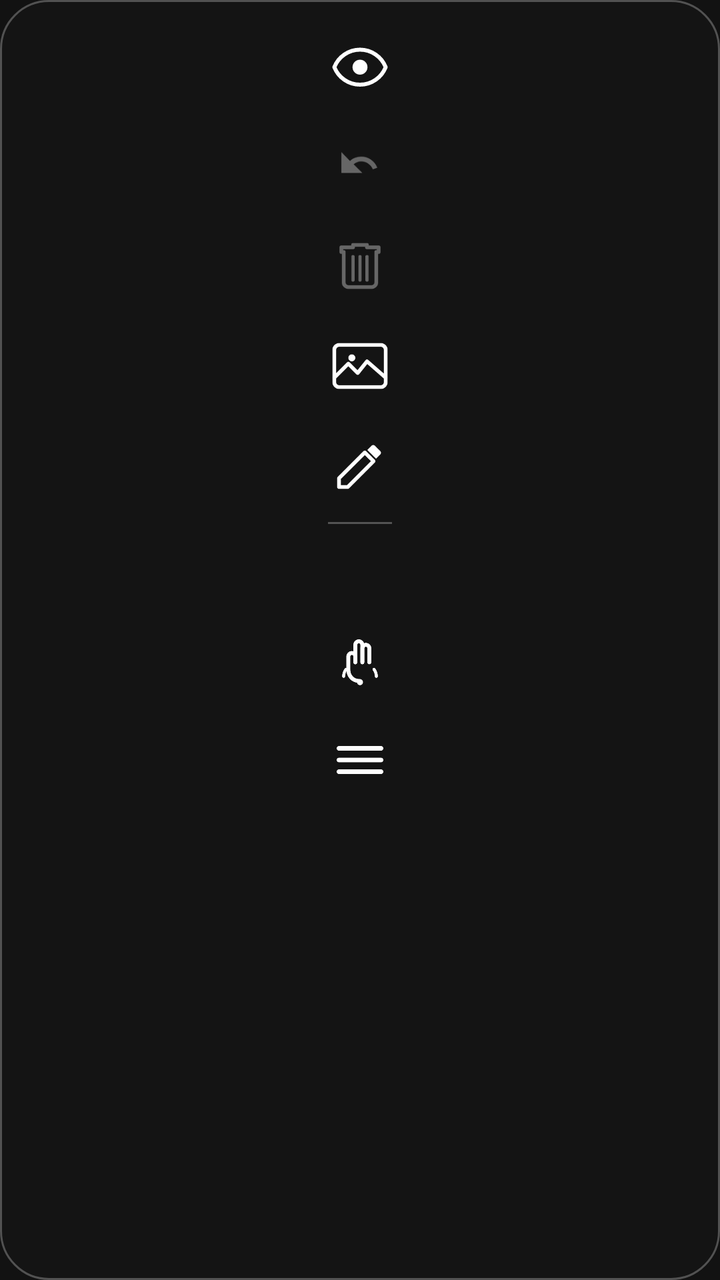
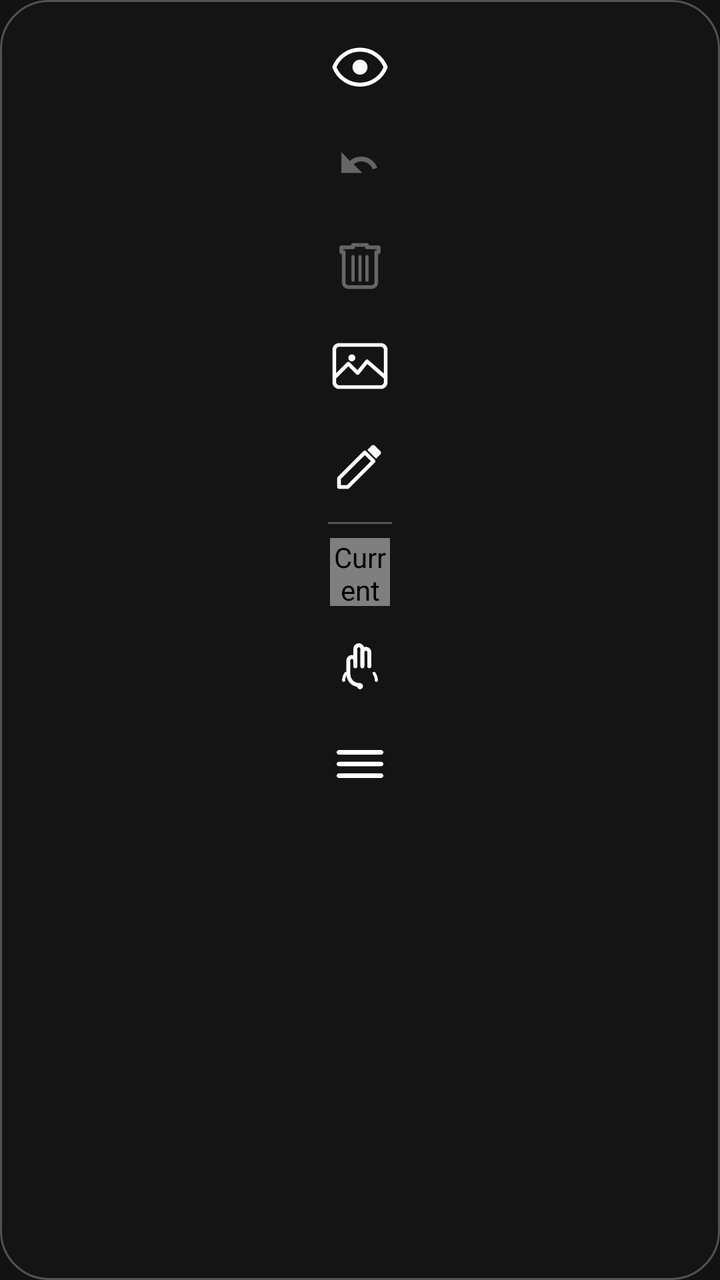

Before-and-after screenshots of an Android layout around one commit, followed by the original layout XML and the change that was made.
<!-- AndroidManifest.xml: application theme Theme.DrawAnywhere -->
<!-- res/layout/overlay_toolbar_vertical.xml -->
<?xml version="1.0" encoding="utf-8"?>
<LinearLayout
    xmlns:android="http://schemas.android.com/apk/res/android"
    android:layout_width="wrap_content"
    android:layout_height="wrap_content"
    android:orientation="vertical"
    android:gravity="center_horizontal"
    android:background="@drawable/bg_toolbar"
    android:paddingStart="4dp"
    android:paddingEnd="4dp"
    android:paddingTop="8dp"
    android:paddingBottom="8dp"
    android:elevation="8dp">

    <ImageView
        android:id="@+id/btn_hide"
        android:layout_width="50dp"
        android:layout_height="50dp"
        android:padding="11dp"
        android:src="@drawable/ic_eye"
        android:tint="@color/toolbar_icon_default"
        android:scaleType="fitCenter"
        android:background="@android:color/transparent"
        android:clickable="true"
        android:focusable="true"
        android:contentDescription="@string/cd_btn_hide" />

    <ImageView
        android:id="@+id/btn_undo"
        android:layout_width="50dp"
        android:layout_height="50dp"
        android:padding="11dp"
        android:src="@drawable/ic_undo"
        android:tint="@color/toolbar_icon_default"
        android:scaleType="fitCenter"
        android:background="@android:color/transparent"
        android:clickable="true"
        android:focusable="true"
        android:alpha="0.35"
        android:enabled="false"
        android:contentDescription="@string/cd_btn_undo" />

    <ImageView
        android:id="@+id/btn_clear"
        android:layout_width="50dp"
        android:layout_height="50dp"
        android:padding="11dp"
        android:src="@drawable/ic_trash"
        android:tint="@color/toolbar_icon_default"
        android:scaleType="fitCenter"
        android:background="@android:color/transparent"
        android:clickable="true"
        android:focusable="true"
        android:alpha="0.35"
        android:enabled="false"
        android:contentDescription="@string/cd_btn_clear" />

    <ImageView
        android:id="@+id/btn_add_image"
        android:layout_width="50dp"
        android:layout_height="50dp"
        android:padding="11dp"
        android:src="@drawable/ic_image"
        android:tint="@color/toolbar_icon_default"
        android:scaleType="fitCenter"
        android:background="@android:color/transparent"
        android:clickable="true"
        android:focusable="true"
        android:contentDescription="@string/cd_btn_image" />

    <ImageView
        android:id="@+id/btn_tools"
        android:layout_width="50dp"
        android:layout_height="50dp"
        android:padding="11dp"
        android:src="@drawable/ic_pen"
        android:tint="@color/toolbar_icon_default"
        android:scaleType="fitCenter"
        android:background="@android:color/transparent"
        android:clickable="true"
        android:focusable="true"
        android:contentDescription="@string/cd_btn_tools" />

    <View
        android:id="@+id/toolbar_divider"
        android:layout_width="32dp"
        android:layout_height="1dp"
        android:background="@color/toolbar_divider"
        android:layout_marginTop="3dp"
        android:layout_marginBottom="3dp" />

    
    <View
        android:id="@+id/view_color_dot"
        android:layout_width="32dp"
        android:layout_height="32dp"
        android:layout_marginTop="4dp"
        android:layout_marginBottom="4dp"
        android:clickable="true"
        android:focusable="true"
        android:contentDescription="@string/cd_color_dot" />

    <ImageView
        android:id="@+id/btn_finger"
        android:layout_width="50dp"
        android:layout_height="50dp"
        android:padding="11dp"
        android:src="@drawable/ic_finger"
        android:tint="@color/toolbar_icon_default"
        android:scaleType="fitCenter"
        android:background="@android:color/transparent"
        android:clickable="true"
        android:focusable="true"
        android:contentDescription="@string/cd_btn_finger" />

    <ImageView
        android:id="@+id/btn_settings"
        android:layout_width="50dp"
        android:layout_height="50dp"
        android:padding="11dp"
        android:src="@drawable/ic_settings"
        android:tint="@color/toolbar_icon_default"
        android:scaleType="fitCenter"
        android:background="@android:color/transparent"
        android:clickable="true"
        android:focusable="true"
        android:contentDescription="@string/cd_btn_settings" />

</LinearLayout>
<!-- resources referenced by this layout -->
<resources>
  <color name="toolbar_divider">#44FFFFFF</color>
  <color name="toolbar_icon_default">#FFFFFFFF</color>
  <!-- drawable bg_toolbar (drawable) -->
  <?xml version="1.0" encoding="utf-8"?>
  <shape xmlns:android="http://schemas.android.com/apk/res/android"
      android:shape="rectangle">
  
      <solid android:color="@color/toolbar_bg" />
  
      <corners android:radius="24dp" />
  
      <stroke
          android:width="1dp"
          android:color="@color/toolbar_divider" />
  
  </shape>
  <!-- drawable ic_eye (drawable) -->
  <?xml version="1.0" encoding="utf-8"?>
  <vector xmlns:android="http://schemas.android.com/apk/res/android"
      android:width="24dp" android:height="24dp"
      android:viewportWidth="24" android:viewportHeight="24">
      <path
          android:pathData="M12,5C7,5 2.73,8.11 1,12.5C2.73,16.89 7,20 12,20C17,20 21.27,16.89 23,12.5C21.27,8.11 17,5 12,5Z"
          android:fillColor="#00000000"
          android:strokeColor="#FFFFFFFF"
          android:strokeWidth="1.7"
          android:strokeLineCap="round"
          android:strokeLineJoin="round" />
      <path
          android:pathData="M12,9.3A3.2,3.2 0,0 1,15.2 12.5A3.2,3.2 0,0 1,12 15.7A3.2,3.2 0,0 1,8.8 12.5A3.2,3.2 0,0 1,12 9.3Z"
          android:fillColor="#FFFFFFFF" />
  </vector>
  <!-- drawable ic_pen (drawable) -->
  <?xml version="1.0" encoding="utf-8"?>
  <vector xmlns:android="http://schemas.android.com/apk/res/android"
      android:width="24dp"
      android:height="24dp"
      android:viewportWidth="24"
      android:viewportHeight="24">
  
      
      <path
          android:pathData="M3,17.25V21H6.75L17.81,9.94L14.06,6.19L3,17.25Z"
          android:fillColor="#00000000"
          android:strokeColor="#FFFFFFFF"
          android:strokeWidth="1.6"
          android:strokeLineCap="round"
          android:strokeLineJoin="round" />
  
      
      <path
          android:pathData="M20.71,7.04C21.1,6.65 21.1,6.02 20.71,5.63L18.37,3.29C17.98,2.9 17.35,2.9 16.96,3.29L15.13,5.12L18.88,8.87L20.71,7.04Z"
          android:fillColor="#FFFFFFFF" />
  
  </vector>
  <!-- drawable ic_undo (drawable) -->
  <?xml version="1.0" encoding="utf-8"?>
  <vector xmlns:android="http://schemas.android.com/apk/res/android"
      android:width="24dp"
      android:height="24dp"
      android:viewportWidth="24"
      android:viewportHeight="24">
  
      <path
          android:pathData="M12.5,8C10.65,8 8.99,8.7 7.7,9.83L4,6V15H13L9.27,11.27C10.16,10.49 11.28,10 12.5,10C14.77,10 16.72,11.44 17.5,13.45L19.41,12.74C18.29,9.87 15.61,8 12.5,8Z"
          android:fillColor="#FFFFFFFF" />
  
  </vector>
  <string name="cd_btn_clear">Clear canvas</string>
  <string name="cd_btn_finger">Toggle touch pass-through</string>
  <string name="cd_btn_hide">Hide or show canvas</string>
  <string name="cd_btn_image">Add image from gallery</string>
  <string name="cd_btn_settings">Open settings</string>
  <string name="cd_btn_tools">Select drawing tool</string>
  <string name="cd_btn_undo">Undo last stroke</string>
  <string name="cd_color_dot">Current drawing color</string>
  <color name="toolbar_bg">#E8141414</color>
  <color name="colorPrimary">#FFB73A3A</color>
  <color name="colorPrimaryVariant">#FF8B0000</color>
  <color name="colorOnPrimary">#FFFFFFFF</color>
  <color name="colorSecondary">#FF444444</color>
  <color name="colorOnSecondary">#FFFFFFFF</color>
  <color name="colorError">#FFCF6679</color>
  <color name="colorOnError">#FF000000</color>
  <color name="colorSurface">#FF1C1C1C</color>
  <color name="colorOnSurface">#FFFFFFFF</color>
  <color name="colorBackground">#FF121212</color>
  <!-- unchanged entries left out for length: 5 -->
</resources>

<!-- the commit's change to res/layout/overlay_toolbar_vertical.xml (unified diff, before → after) -->
@@ -90,10 +90,10 @@
         android:layout_marginBottom="3dp" />
 
     
-    <View
+    <com.drawanywhere.app.ColorDropView
         android:id="@+id/view_color_dot"
-        android:layout_width="32dp"
-        android:layout_height="32dp"
+        android:layout_width="30dp"
+        android:layout_height="34dp"
         android:layout_marginTop="4dp"
         android:layout_marginBottom="4dp"
         android:clickable="true"
